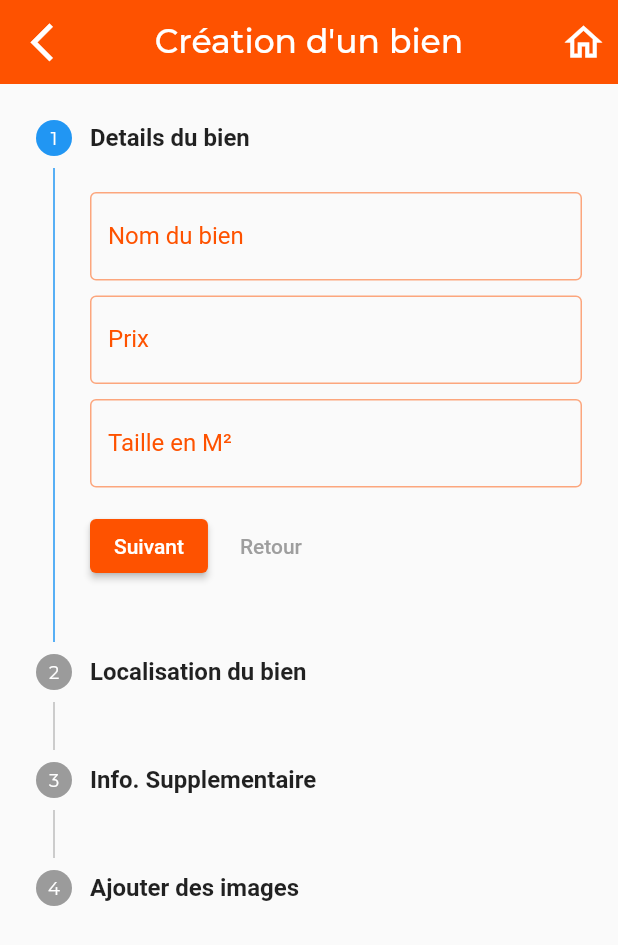
After one commit to pabiosoft/mo-mobile-app, a Flutter app: the RealEstateForm screen opened directly, on a phone screen of 412 x 824 dp. The commit adds this screen. Shown: the top 945 px of the screen. Run offline on Flutter 3.47's test engine with Material 2 defaults, Android fonts, the phone set to English and light mode, and no system bars; our stand-ins replace flutter_svg, font_awesome_flutter, google_fonts, google_maps_flutter, logger, lottie and 3 more; accounts and stored records are empty; network calls fail.

Commit message:
STEP 12 : ADD GOOGLE MAPS TO THE DETAILS OF ELEMENT(DONE) STEP 13 : CREATE UI AND CRUD FUNCTIONALITIES TO LET USER ADD AND MANIPULATE A PROPERTY THAT HE/SHE OWN (STARTED)

```diff
--- a/lib/screens/main/components/element_details.dart
+++ b/lib/screens/main/components/element_details.dart
@@ -1,6 +1,9 @@
+import 'dart:async';
+
 import 'package:flutter/material.dart';
 import 'package:flutter/src/widgets/framework.dart';
 import 'package:flutter/src/widgets/placeholder.dart';
+import 'package:google_maps_flutter/google_maps_flutter.dart';
 import 'package:intl/intl.dart';
 import 'package:monimba_app/constants.dart';
 import 'package:monimba_app/models/elements.dart';
@@ -15,13 +18,46 @@ class ElementDetails extends StatefulWidget {
 }
 
 class _ElementDetailsState extends State<ElementDetails> {
+  final Completer<GoogleMapController> _controller =
+      Completer<GoogleMapController>();
+
+late CameraPosition _kGoogleMapsAddie;
+
+Set<Marker> _markers = {}; // Define a set to hold the markers
+
+  @override
+  void initState() {
+    super.initState();
+    String exactLocate = widget.element.exactLocate; // Get the string
+    List<String> coordinates =
+        exactLocate.split(','); // Split into latitude and longitude
+
+    double latitude = double.parse(coordinates[0].trim());
+    double longitude = double.parse(coordinates[1].trim());
+
+    _kGoogleMapsAddie = CameraPosition(
+      target: LatLng(latitude, longitude),
+      zoom: 14.4746,
+    );
+
+    // Add a marker for the location
+  _markers.add(
+    Marker(
+      markerId: const MarkerId('real_estate_location'),
+      position: LatLng(latitude, longitude),
+      infoWindow: const InfoWindow(title: 'Adresse du bien'),
+    ),
+  );
+  }
+
   @override
   Widget build(BuildContext context) {
-    return SafeArea(
-      child: Scaffold(
+    return Scaffold(
       backgroundColor: kbackGreyColor,
       appBar: AppBar(
         backgroundColor: kBtnsColor,
+        elevation: 0,
+        brightness: Brightness.light,
         leading: GestureDetector(
           onTap: () {
             Navigator.pop(context);
@@ -49,10 +85,10 @@ class _ElementDetailsState extends State<ElementDetails> {
             onPressed: () {},
           ),
         ],
-          elevation: 10,
         centerTitle: true,
       ),
-        body: SingleChildScrollView(
+      body: SafeArea(
+        child: SingleChildScrollView(
           physics: const BouncingScrollPhysics(),
           child: Column(
             crossAxisAlignment: CrossAxisAlignment.start,
@@ -284,7 +320,7 @@ class _ElementDetailsState extends State<ElementDetails> {
                           height: 2.h,
                         ),
                         Text(
-                          "Consulter la maps ou carte pour plus de details",
+                          "Consulter la carte pour plus de details",
                           style: TextStyle(
                             fontSize: 12.sp,
                             color: Colors.grey[600],
@@ -293,15 +329,17 @@ class _ElementDetailsState extends State<ElementDetails> {
                         SizedBox(
                           height: 2.sp,
                         ),
-                        Padding(
-                          padding: const EdgeInsets.all(8.0),
+                        SizedBox(
+                          height: 20.h,
                           child: ClipRRect(
                             borderRadius: BorderRadius.circular(10.0),
-                            child: Image.network(
-                              'https://static.vecteezy.com/system/resources/previews/042/656/727/original/guinea-political-map-with-capital-conakry-most-important-cities-with-national-borders-vector.jpg',
-                              height: 20.h,
-                              width: double.infinity,
-                              fit: BoxFit.cover,
+                            child: GoogleMap(
+                              mapType: MapType.hybrid,
+                              initialCameraPosition: _kGoogleMapsAddie,
+                              markers: _markers,
+                              onMapCreated: (GoogleMapController controller) {
+                                _controller.complete(controller);
+                              },
                             ),
                           ),
                         ),
@@ -326,7 +364,6 @@ class _ElementDetailsState extends State<ElementDetails> {
                       Colors.transparent,
                     ],
                   ),
-
                 ),
                 child: Padding(
                   padding: EdgeInsets.all(2.w),
--- a/lib/screens/main/main_screen.dart
+++ b/lib/screens/main/main_screen.dart
@@ -87,7 +87,7 @@ class _MainScreenState extends State<MainScreen> {
                   // Highlight Indicator
                   AnimatedContainer(
                     duration: const Duration(milliseconds: 1300),
-                    curve: Curves.fastLinearToSlowEaseIn,
+                    curve: Curves.linearToEaseOut,
                     margin: EdgeInsets.only(
                       bottom: index == currentIndex ? 0 : size.width * .029,
                       right: size.width * .0612,
@@ -98,7 +98,7 @@ class _MainScreenState extends State<MainScreen> {
                     decoration: const BoxDecoration(
                       color: kBtnsColor,
                       borderRadius: BorderRadius.vertical(
-                        bottom: Radius.circular(10),
+                        top: Radius.circular(10),
                       ),
                     ),
                   ),
--- /dev/null
+++ b/lib/screens/profile/components/my_real_estate_create_update_form.dart
@@ -0,0 +1,479 @@
+import 'package:flutter/material.dart';
+import 'package:monimba_app/constants.dart';
+import 'package:sizer/sizer.dart';
+
+class RealEstateForm extends StatefulWidget {
+  const RealEstateForm({super.key});
+
+  @override
+  _RealEstateFormState createState() => _RealEstateFormState();
+}
+
+class _RealEstateFormState extends State<RealEstateForm> {
+  int currentStep = 0;
+  List<Step> formSteps = [];
+  String _selectedRegion = '';
+  String _selectedCity = '';
+  String _selectedType = '';
+
+  final List<String> _regions = [
+    "Conakry",
+    "Kindia",
+    "Boké",
+    "Mamou",
+    "Labé",
+    "Faranah",
+    "Kankan",
+    "Nzérékoré"
+  ];
+
+  Map<String, List<String>> regionCityMap = {
+    "Conakry": ["Conakry", "Dixinn", "Matoto"],
+    "Kindia": ["Kindia", "Fria", "Telimele"],
+    "Boké": ["Boké", "Kamsar", "Gaoual"],
+    "Mamou": ["Mamou", "Pita", "Dalaba"],
+    "Labé": ["Labé", "Mali", "Tougué"],
+    "Faranah": ["Faranah", "Dabola", "Kissidougou"],
+    "Kankan": ["Kankan", "Kouroussa", "Siguiri"],
+    "Nzérékoré": ["Nzérékoré", "Beyla", "Yomou"],
+  };
+
+  List<String> _cities = [];
+
+  void _updateCityList(String selectedRegion) {
+    setState(() {
+      _cities = regionCityMap[selectedRegion] ?? [];
+      _selectedCity = ''; // Reset selected city when the region changes
+    });
+  }
+
+  final List<String> _typeOfImmo = [
+    "Maison",
+    "Appartement",
+    "Terrain vide",
+  ];
+
+  // void regionDropDownCallBack(String? selectedRegion) {
+  //   if (selectedRegion != '') {
+  //     setState(() {
+  //       _selectedRegion = selectedRegion!;
+  //     });
+  //   }
+  // }
+
+  // void cityDropDownCallBack(String? selectedCity) {
+  //   if (selectedCity != '') {
+  //     setState(() {
+  //       _selectedCity = selectedCity!;
+  //     });
+  //   }
+  // }
+
+  @override
+  void initState() {
+    super.initState();
+    formSteps = [
+      // Step 1: Property Details
+      Step(
+        title: const Text(
+          "Details du bien",
+          style: TextStyle(fontWeight: FontWeight.bold, fontSize: 16),
+        ),
+        content: Column(
+          children: [
+            TextField(
+              decoration: InputDecoration(
+                labelText: 'Nom du bien',
+                labelStyle: const TextStyle(color: kTitleColor),
+                focusedBorder: const OutlineInputBorder(
+                  borderSide: BorderSide(color: kBtnsColor, width: 2),
+                ),
+                enabledBorder: OutlineInputBorder(
+                  borderSide:
+                      BorderSide(color: kBtnsColor.withOpacity(0.5), width: 1),
+                ),
+                errorBorder: const OutlineInputBorder(
+                  borderSide: BorderSide(color: Colors.red, width: 1),
+                ),
+                focusedErrorBorder: const OutlineInputBorder(
+                  borderSide: BorderSide(color: Colors.red, width: 2),
+                ),
+              ),
+              cursorColor: kBtnsColor,
+            ),
+            const SizedBox(height: 10),
+            TextField(
+              decoration: InputDecoration(
+                labelText: 'Prix',
+                labelStyle: const TextStyle(color: kTitleColor),
+                focusedBorder: const OutlineInputBorder(
+                  borderSide: BorderSide(color: kBtnsColor, width: 2),
+                ),
+                enabledBorder: OutlineInputBorder(
+                  borderSide:
+                      BorderSide(color: kBtnsColor.withOpacity(0.5), width: 1),
+                ),
+                errorBorder: const OutlineInputBorder(
+                  borderSide: BorderSide(color: Colors.red, width: 1),
+                ),
+                focusedErrorBorder: const OutlineInputBorder(
+                  borderSide: BorderSide(color: Colors.red, width: 2),
+                ),
+              ),
+              cursorColor: kBtnsColor,
+              keyboardType: TextInputType.number,
+            ),
+            const SizedBox(height: 10),
+            TextField(
+              decoration: InputDecoration(
+                labelText: 'Taille en M²',
+                labelStyle: const TextStyle(color: kTitleColor),
+                focusedBorder: const OutlineInputBorder(
+                  borderSide: BorderSide(color: kBtnsColor, width: 2),
+                ),
+                enabledBorder: OutlineInputBorder(
+                  borderSide:
+                      BorderSide(color: kBtnsColor.withOpacity(0.5), width: 1),
+                ),
+                errorBorder: const OutlineInputBorder(
+                  borderSide: BorderSide(color: Colors.red, width: 1),
+                ),
+                focusedErrorBorder: const OutlineInputBorder(
+                  borderSide: BorderSide(color: Colors.red, width: 2),
+                ),
+              ),
+              cursorColor: kBtnsColor,
+              keyboardType: TextInputType.number,
+            ),
+            const SizedBox(height: 15),
+          ],
+        ),
+        isActive: currentStep >= 0,
+      ),
+
+      // Step 2: Location Details
+      Step(
+        title: const Text(
+          "Localisation du bien",
+          style: TextStyle(fontWeight: FontWeight.bold, fontSize: 16),
+        ),
+        content: Column(
+          children: [
+            // Region Dropdown
+            DropdownButtonFormField(
+              items: _regions
+                  .map((region) => DropdownMenuItem(
+                        value: region,
+                        child: Text(region),
+                      ))
+                  .toList(),
+              onChanged: (selectedRegion) {
+                setState(() {
+                  _selectedRegion = selectedRegion!;
+                  _updateCityList(
+                      selectedRegion); // Update city options based on region
+                  _selectedCity = ''; // Reset city when region changes
+                });
+              },
+              value:
+                  _regions.contains(_selectedRegion) ? _selectedRegion : null,
+              decoration:  InputDecoration(
+                hintText: "Region",
+                helperText:
+                    "Selectionnez la region dans laquelle se trouve le bien",
+               labelStyle: const TextStyle(color: kTitleColor),
+                focusedBorder: const OutlineInputBorder(
+                  borderSide: BorderSide(color: kBtnsColor, width: 2),
+                ),
+                enabledBorder: OutlineInputBorder(
+                  borderSide:
+                      BorderSide(color: kBtnsColor.withOpacity(0.5), width: 1),
+                ),
+                errorBorder: const OutlineInputBorder(
+                  borderSide: BorderSide(color: Colors.red, width: 1),
+                ),
+                focusedErrorBorder: const OutlineInputBorder(
+                  borderSide: BorderSide(color: Colors.red, width: 2),
+                ),
+              ),
+            ),
+            const SizedBox(height: 15),
+
+            // City Dropdown
+            DropdownButtonFormField(
+              items: _cities
+                  .map((city) => DropdownMenuItem(
+                        value: city,
+                        child: Text(city),
+                      ))
+                  .toList(),
+              onChanged: (selectedCity) {
+                setState(() {
+                  _selectedCity = selectedCity!;
+                });
+              },
+              value: _cities.contains(_selectedCity) ? _selectedCity : null,
+              decoration:  InputDecoration(
+                hintText: "Ville",
+                helperText:
+                    "Selectionnez la ville dans laquelle se trouve le bien",
+                labelStyle: const TextStyle(color: kTitleColor),
+                focusedBorder: const OutlineInputBorder(
+                  borderSide: BorderSide(color: kBtnsColor, width: 2),
+                ),
+                enabledBorder: OutlineInputBorder(
+                  borderSide:
+                      BorderSide(color: kBtnsColor.withOpacity(0.5), width: 1),
+                ),
+                errorBorder: const OutlineInputBorder(
+                  borderSide: BorderSide(color: Colors.red, width: 1),
+                ),
+                focusedErrorBorder: const OutlineInputBorder(
+                  borderSide: BorderSide(color: Colors.red, width: 2),
+                ),
+              ),
+            ),
+            const SizedBox(height: 15),
+
+            // Map Prompt
+            const Text(
+              'Choisir la localisation du bien sur la carte',
+              style: TextStyle(
+                  color: Colors.black,
+                  fontSize: 12,
+                  fontStyle: FontStyle.italic),
+            ),
+            const SizedBox(height: 15),
+
+            // Placeholder for map (replace with your map widget)
+            Container(
+              height: 150,
+              decoration:  BoxDecoration(
+              color: Colors.grey.shade300,
+                borderRadius: const BorderRadius.all(Radius.circular(20))
+              ),
+              child: const Center(
+                child: Text(
+                  'Google Maps Ici',
+                  style: TextStyle(color: Colors.black54),
+                ),
+              ),
+            ),
+            const SizedBox(height: 15),
+          ],
+        ),
+        isActive: currentStep >= 1,
+      ),
+
+      // Step 3: Additional Info
+      Step(
+        title: const Text(
+          "Info. Supplementaire",
+          style: TextStyle(fontWeight: FontWeight.bold, fontSize: 16),
+        ),
+        content: Column(
+          children:  [
+            // Type de bien Dropdown
+             DropdownButtonFormField(
+              items: _typeOfImmo
+                  .map((type) => DropdownMenuItem(
+                        value: type,
+                        child: Text(type),
+                      ))
+                  .toList(),
+              onChanged: (selectedType) {
+                setState(() {
+                  _selectedType = selectedType!;
+                });
+              },
+              value:
+                  _regions.contains(_selectedRegion) ? _selectedRegion : null,
+              decoration:  InputDecoration(
+                hintText: "Type de bien",
+                helperText:
+                    "Selectionnez le type de bien immobilier",
+                labelStyle: const TextStyle(color: kTitleColor),
+                focusedBorder: const OutlineInputBorder(
+                  borderSide: BorderSide(color: kBtnsColor, width: 2),
+                ),
+                enabledBorder: OutlineInputBorder(
+                  borderSide:
+                      BorderSide(color: kBtnsColor.withOpacity(0.5), width: 1),
+                ),
+                errorBorder: const OutlineInputBorder(
+                  borderSide: BorderSide(color: Colors.red, width: 1),
+                ),
+                focusedErrorBorder: const OutlineInputBorder(
+                  borderSide: BorderSide(color: Colors.red, width: 2),
+                ),
+
+              ),
+            ),
+            const SizedBox(height: 10),
+             TextField(
+              decoration: InputDecoration(
+                labelText: 'Description',
+                labelStyle: const TextStyle(color: kTitleColor),
+                focusedBorder: const OutlineInputBorder(
+                  borderSide: BorderSide(color: kBtnsColor, width: 2),
+                ),
+                enabledBorder: OutlineInputBorder(
+                  borderSide:
+                      BorderSide(color: kBtnsColor.withOpacity(0.5), width: 1),
+                ),
+                errorBorder: const OutlineInputBorder(
+                  borderSide: BorderSide(color: Colors.red, width: 1),
+                ),
+                focusedErrorBorder: const OutlineInputBorder(
+                  borderSide: BorderSide(color: Colors.red, width: 2),
+                ),
+              ),
+              cursorColor: kBtnsColor,
+              maxLines: 3,
+            ),
+            const SizedBox(height: 10),
+             TextField(
+              decoration: InputDecoration(
+                labelText: 'Nombre de pièces ou chambres',
+                labelStyle: const TextStyle(color: kTitleColor),
+                focusedBorder: const OutlineInputBorder(
+                  borderSide: BorderSide(color: kBtnsColor, width: 2),
+                ),
+                enabledBorder: OutlineInputBorder(
+                  borderSide:
+                      BorderSide(color: kBtnsColor.withOpacity(0.5), width: 1),
+                ),
+                errorBorder: const OutlineInputBorder(
+                  borderSide: BorderSide(color: Colors.red, width: 1),
+                ),
+                focusedErrorBorder: const OutlineInputBorder(
+                  borderSide: BorderSide(color: Colors.red, width: 2),
+                ),
+              ),
+              cursorColor: kBtnsColor,
+              keyboardType: TextInputType.number,
+            ),
+
+            const SizedBox(height: 15),
+          ],
+        ),
+        isActive: currentStep >= 2,
+      ),
+
+      // Step 4: Upload Images
+      Step(
+        title: const Text(
+          "Ajouter des images",
+          style: TextStyle(fontWeight: FontWeight.bold, fontSize: 16),
+        ),
+        content: Column(
+          children: [
+            SizedBox(
+              height: 150,
+              child: Center(
+                child: IconButton(
+                  icon: const Icon(Icons.add_a_photo, color: kBtnsColor, size: 30),
+                  onPressed: () {
+                    // Image upload functionality
+                  },
+                ),
+              ),
+            ),
+            const SizedBox(height: 10),
+            const Text(
+              "Veuillez ajouter des images du bien",
+              style: TextStyle(color: Colors.black, fontSize: 12),
+            ),
+            const SizedBox(height: 15),
+          ],
+        ),
+        isActive: currentStep >= 3,
+      ),
+    ];
+  }
+
+  @override
+  Widget build(BuildContext context) {
+    return Scaffold(
+      appBar: AppBar(
+        backgroundColor: kBtnsColor,
+        elevation: 0,
+        brightness: Brightness.light,
+        leading: GestureDetector(
+          onTap: () {
+            Navigator.pop(context);
+          },
+          child: Icon(
+            Icons.arrow_back_ios_new,
+            color: kPrimaryColor,
+            size: 22.sp,
+          ),
+        ),
+        title: Text(
+          "Création d'un bien",
+          style: TextStyle(
+            color: kPrimaryColor,
+            fontSize: 16.sp,
+          ),
+        ),
+        centerTitle: true,
+        actions: const [
+          Padding(
+            padding: EdgeInsets.all(8.0),
+            child: Icon(
+              Icons.home_outlined,
+              size: 30,
+            ),
+          )
+        ],
+      ),
+      body: Theme(
+        data: ThemeData(
+          primaryColor: kBtnsColor,
+        ),
+        child: Stepper(
+          steps: formSteps,
+          currentStep: currentStep,
+          onStepContinue: () {
+            if (currentStep < formSteps.length - 1) {
+              setState(() {
+                currentStep += 1;
+              });
+            } else {
+              // Submit form logic here
+            }
+          },
+          onStepCancel: () {
+            if (currentStep > 0) {
+              setState(() {
+                currentStep -= 1;
+              });
+            }
+          },
+          controlsBuilder: (BuildContext context, ControlsDetails details) {
+            return Row(
+              children: <Widget>[
+                ElevatedButton(
+                  onPressed: details.onStepContinue,
+                  style: ElevatedButton.styleFrom(
+                    primary: kBtnsColor,
+                  ),
+                  child: const Text('Suivant',
+                      style: TextStyle(color: Colors.white)),
+                ),
+                const SizedBox(width: 10),
+                TextButton(
+                  onPressed: details.onStepCancel,
+                  style: TextButton.styleFrom(
+                    primary: Colors.grey,
+                  ),
+                  child: const Text('Retour'),
+                ),
+              ],
+            );
+          },
+        ),
+      ),
+    );
+  }
+}
--- a/lib/screens/profile/components/my_real_estate_screen.dart
+++ b/lib/screens/profile/components/my_real_estate_screen.dart
@@ -5,6 +5,7 @@ import 'package:intl/intl.dart';
 import 'package:logger/logger.dart';
 import 'package:monimba_app/constants.dart';
 import 'package:monimba_app/models/elements.dart';
+import 'package:monimba_app/screens/profile/components/my_real_estate_create_update_form.dart';
 import 'package:monimba_app/screens/profile/components/my_real_estate_details_screen.dart';
 import 'package:monimba_app/services/database/monimba_db_service.dart';
 import 'package:monimba_app/shared/empty_state.dart';
@@ -121,6 +122,18 @@ class _MyRealEstateScreenState extends State<MyRealEstateScreen> {
           ),
         ),
       ),
+      floatingActionButton: FloatingActionButton.extended(
+        onPressed: () {
+          Navigator.push(
+            context,
+            MaterialPageRoute(
+              builder: (context) => RealEstateForm(),
+            ),
+          );
+        },
+        backgroundColor: kBtnsColor,
+        label: const Icon(Icons.home),
+      ),
     );
   }
 
@@ -173,7 +186,6 @@ class _MyRealEstateScreenState extends State<MyRealEstateScreen> {
             ],
           ),
         );
-
       },
     );
   }
--- a/pubspec.yaml
+++ b/pubspec.yaml
@@ -51,6 +51,7 @@ dependencies:
   http: ^0.13.6
   shared_preferences: ^2.2.2
   lottie: ^2.3.2
+  google_maps_flutter: ^2.3.0
 
 dev_dependencies:
   flutter_test:
```
Also changed, not shown: pubspec.lock, 3 other files. Lines whose indentation alone changed are shown as unchanged.
